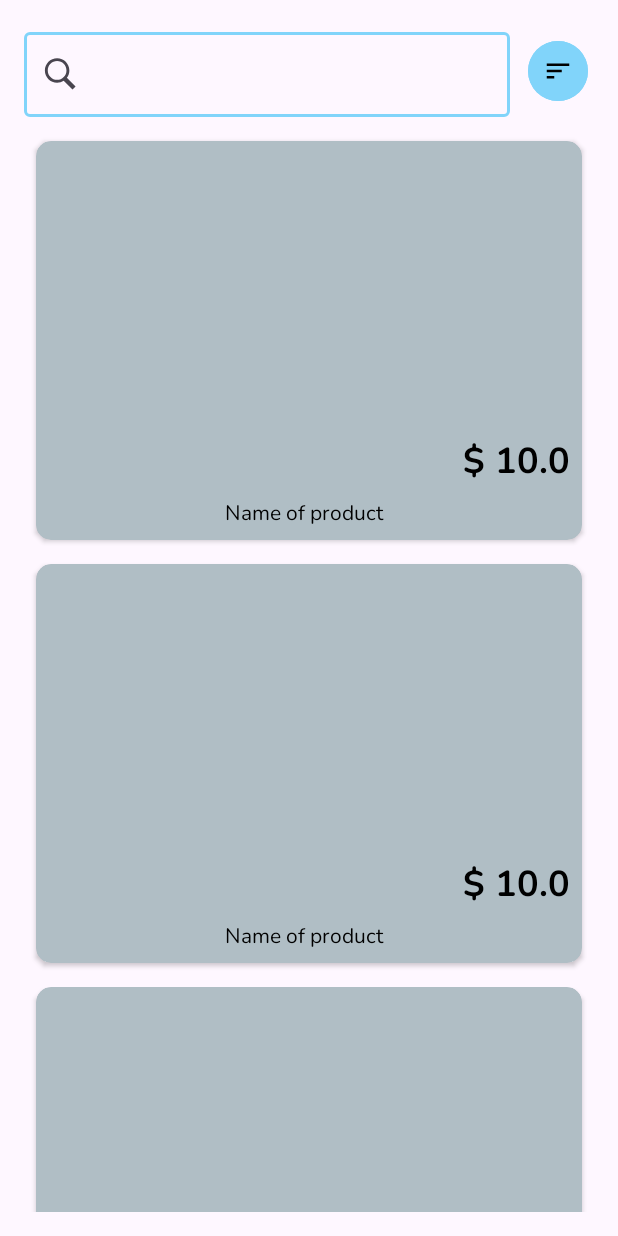
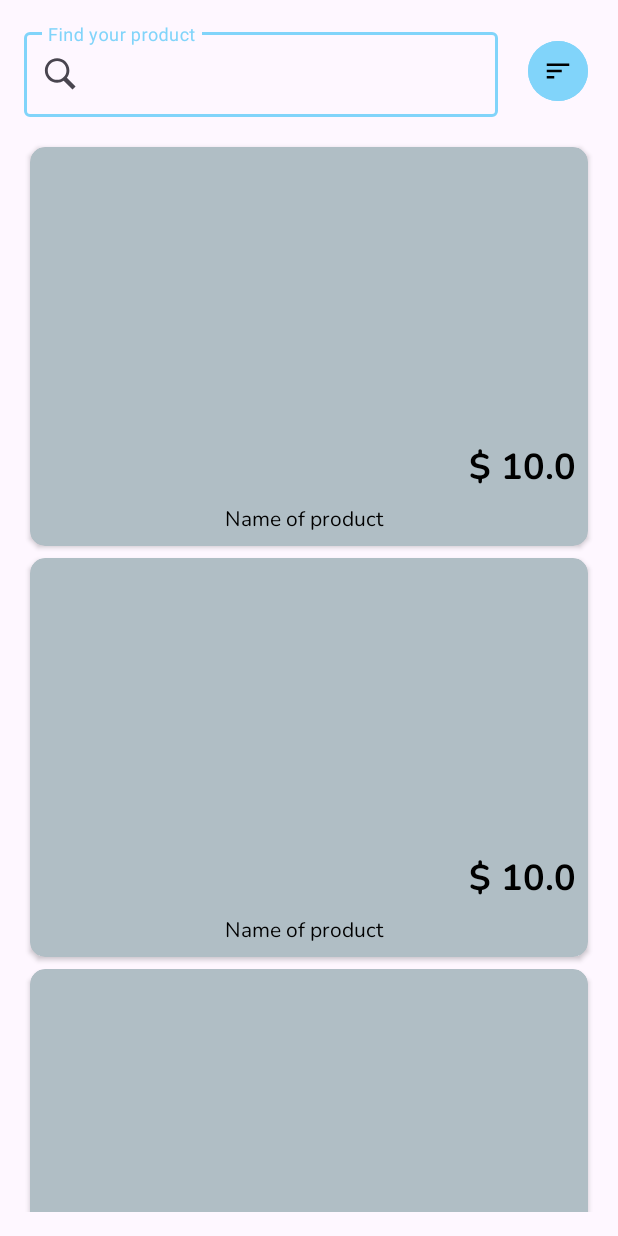
Before and after one commit to AlexApazaMendoza/StyleShop, an Android app: the layout fragment_products.xml on its own in the app's theme, with its tools: preview values and no code run, on a phone screen of 412 x 824 dp. Run offline under Robolectric (Android 15) with nearby library versions, the phone set to English and light mode, and no system bars; network calls fail.

Commit message:
fix design

```diff
--- a/app/src/main/res/layout/fragment_products.xml
+++ b/app/src/main/res/layout/fragment_products.xml
@@ -4,7 +4,6 @@
     xmlns:app="http://schemas.android.com/apk/res-auto"
     android:layout_width="match_parent"
     android:layout_height="match_parent"
-    android:padding="@dimen/common_margin_default"
     tools:context=".ui.ProductsFragment">
 
     <com.google.android.material.textfield.TextInputLayout
@@ -13,6 +12,8 @@
         android:layout_height="wrap_content"
         app:startIconDrawable="@drawable/ic_search"
         app:endIconMode="clear_text"
+        android:hint="@string/search_hint"
+        android:layout_margin="@dimen/common_margin_default"
         app:layout_constraintTop_toTopOf="parent"
         app:layout_constraintStart_toStartOf="parent"
         app:layout_constraintEnd_toStartOf="@id/ibSort">
@@ -31,8 +32,9 @@
         android:id="@+id/ibSort"
         android:layout_width="wrap_content"
         android:layout_height="wrap_content"
-        android:layout_marginStart="@dimen/common_margin_min"
+        android:layout_marginEnd="@dimen/common_margin_default"
         app:icon="@drawable/ic_sort"
+        android:contentDescription="@string/button_sort_description"
         app:layout_constraintTop_toTopOf="@id/tilSearch"
         app:layout_constraintBottom_toBottomOf="@id/tilSearch"
         app:layout_constraintStart_toEndOf="@id/tilSearch"
@@ -40,13 +42,14 @@
 
     <androidx.recyclerview.widget.RecyclerView
         android:id="@+id/rvProduct"
-        android:layout_width="match_parent"
-        android:layout_height="wrap_content"
+        android:layout_width="0dp"
+        android:layout_height="0dp"
         android:orientation="vertical"
-        android:layout_marginVertical="@dimen/common_margin_min"
+        android:layout_margin="@dimen/common_margin_default"
         tools:itemCount="3"
         tools:listitem="@layout/product_row_item"
         app:layout_constraintTop_toBottomOf="@id/tilSearch"
+        app:layout_constraintBottom_toBottomOf="parent"
         app:layout_constraintStart_toStartOf="parent"
         app:layout_constraintEnd_toEndOf="parent"/>
 
--- a/app/src/main/res/layout/product_row_item.xml
+++ b/app/src/main/res/layout/product_row_item.xml
@@ -11,7 +11,7 @@
     <androidx.cardview.widget.CardView
         android:layout_width="match_parent"
         android:layout_height="wrap_content"
-        android:layout_margin="@dimen/common_margin_min"
+        android:layout_margin="@dimen/common_margin_min_less"
         app:cardBackgroundColor="?attr/colorSecondary"
         android:elevation="5dp"
         app:cardCornerRadius="10dp">
--- a/app/src/main/res/values/dimens.xml
+++ b/app/src/main/res/values/dimens.xml
@@ -1,8 +1,10 @@
 <?xml version="1.0" encoding="utf-8"?>
 <resources>
+    <dimen name="common_padding_min_less">4dp</dimen>
     <dimen name="common_padding_min">8dp</dimen>
     <dimen name="common_padding_default">16dp</dimen>
     <dimen name="common_padding_max">24dp</dimen>
+    <dimen name="common_margin_min_less">4dp</dimen>
     <dimen name="common_margin_min">8dp</dimen>
     <dimen name="common_margin_default">16dp</dimen>
     <dimen name="common_margin_max">24dp</dimen>
--- a/app/src/main/res/values/strings.xml
+++ b/app/src/main/res/values/strings.xml
@@ -5,4 +5,6 @@
     <string name="content_description_product">product</string>
     <string name="product_price">$ %s</string>
     <string name="product_price_full">Price: $ %s</string>
+    <string name="search_hint">Find your product</string>
+    <string name="button_sort_description">sort product</string>
 </resources>
```
